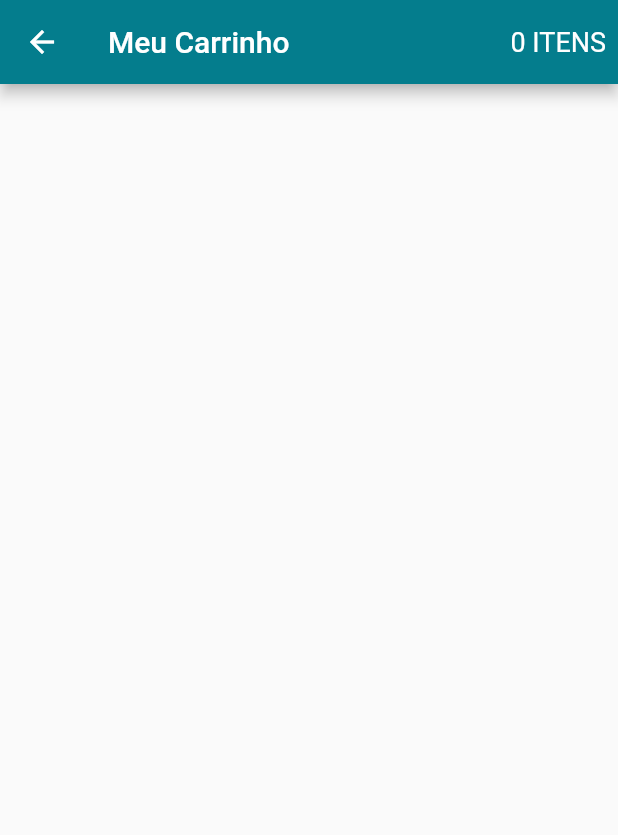
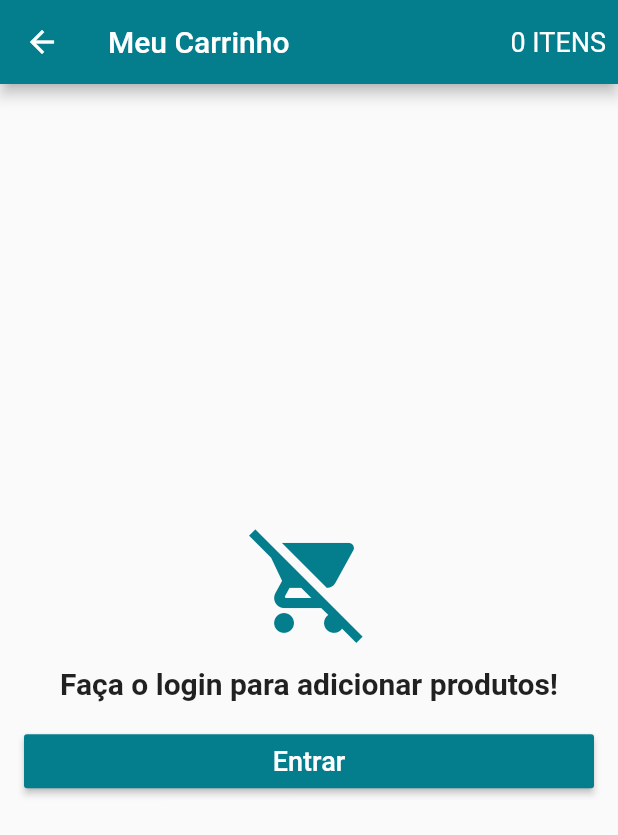
Before and after one commit to len-on/loja_virtual_flutter, a Flutter app: the CartScreen screen opened directly, on a phone screen of 412 x 824 dp. Shown: the top 835 px of the screen. Run offline on Flutter 3.47's test engine with Material 2 defaults, Android fonts, the phone set to English and light mode, and no system bars; our stand-ins replace carousel_pro, cloud_firestore, firebase_auth, transparent_image; accounts and stored records are empty.

Commit message:
Implementado case de carrinho vazio.

```diff
--- a/lib/models/cart_model.dart
+++ b/lib/models/cart_model.dart
@@ -7,6 +7,7 @@ import 'package:flutter/material.dart';
 class CartModel extends Model{
   UserModel user;
   List<CartProduct> products = [];
+  bool isLoading = false;
 
   CartModel(this.user);
 
--- a/lib/screens/cart_screen.dart
+++ b/lib/screens/cart_screen.dart
@@ -1,5 +1,7 @@
 import 'package:flutter/material.dart';
 import 'package:loja_virtual_flutter/models/cart_model.dart';
+import 'package:loja_virtual_flutter/models/user_model.dart';
+import 'package:loja_virtual_flutter/screens/login_screen.dart';
 import 'package:scoped_model/scoped_model.dart';
 
 class CartScreen extends StatelessWidget {
@@ -23,6 +25,52 @@ class CartScreen extends StatelessWidget {
           )
         ],
       ),
+      body: ScopedModelDescendant<CartModel>(
+          builder: (context, child, model){
+            if(model.isLoading && UserModel.of(context).isLoggedIn()){
+              return Center(
+                child: CircularProgressIndicator(),
+              );
+            }
+            else if(!UserModel.of(context).isLoggedIn()){
+              return Container(
+                padding: EdgeInsets.all(16.0),
+                child: Column(
+                  crossAxisAlignment: CrossAxisAlignment.stretch,
+                  mainAxisAlignment: MainAxisAlignment.center,
+                  children: <Widget>[
+                    Icon(Icons.remove_shopping_cart,
+                    size: 80.0, color: Theme.of(context).primaryColor,
+                    ),
+                    SizedBox(height: 16.0,),
+                    Text("Faça o login para adicionar produtos!",
+                    style: TextStyle(fontSize: 20.0, fontWeight: FontWeight.bold),
+                      textAlign: TextAlign.center,
+                    ),
+                    SizedBox(height: 16.0,),
+                    RaisedButton(
+                      child: Text("Entrar",
+                      style: TextStyle(fontSize: 18.0),),
+                      textColor: Colors.white,
+                      color: Theme.of(context).primaryColor,
+                      onPressed: (){
+                        Navigator.of(context).push(
+                          MaterialPageRoute(builder: (context)=>LoginScreen())
+                        );
+                      },
+                    )
+                  ],
+                ),
+              );
+            }else if(model.products == null || model.products.length == 0){
+              return Center(
+                child: Text("Nenhum produto no carrinho!",
+                style: TextStyle(fontSize: 20.0, fontWeight: FontWeight.bold),
+                textAlign: TextAlign.center,),
+              );
+            }
+          }
+      ),
     );
   }
 }
```
